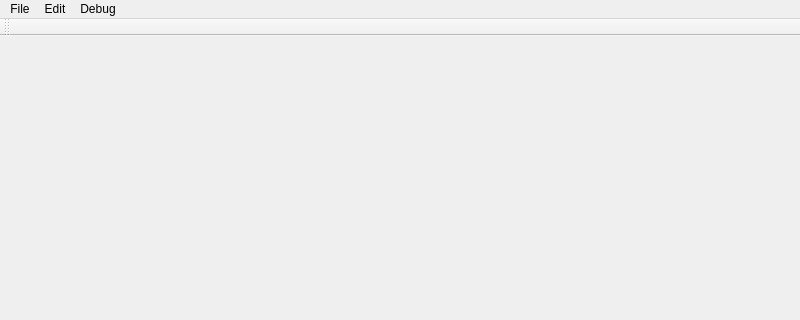
First picture: the form in rsldbgclnt/mainwindow.ui, repository Smitt64/RslDebugger, before the edit; both pictures show x 0 to 800 and y 0 to 320 of the 800 by 600 pixel window.
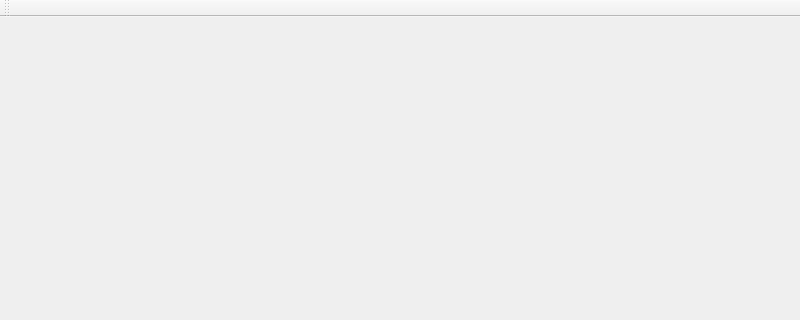
Second picture: the form after the edit.

Commit message: feat: debug protocol v3 with auth, session discovery and client mode

Diff of the .ui file:
```diff
--- a/rsldbgclnt/mainwindow.ui
+++ b/rsldbgclnt/mainwindow.ui
@@ -14,43 +14,6 @@
    <string>MainWindow</string>
   </property>
   <widget class="QWidget" name="centralwidget"/>
-  <widget class="QMenuBar" name="menubar">
-   <property name="geometry">
-    <rect>
-     <x>0</x>
-     <y>0</y>
-     <width>800</width>
-     <height>22</height>
-    </rect>
-   </property>
-   <widget class="QMenu" name="menuFile">
-    <property name="title">
-     <string>File</string>
-    </property>
-    <addaction name="actionExit"/>
-   </widget>
-   <widget class="QMenu" name="menuEdit">
-    <property name="title">
-     <string>Edit</string>
-    </property>
-    <addaction name="actionFind"/>
-    <addaction name="actionFindNext"/>
-   </widget>
-   <widget class="QMenu" name="menuDebug">
-    <property name="title">
-     <string>Debug</string>
-    </property>
-    <addaction name="actionResume"/>
-    <addaction name="actionStop"/>
-    <addaction name="separator"/>
-    <addaction name="actionStepInto"/>
-    <addaction name="actionStepOver"/>
-    <addaction name="actionStepOut"/>
-   </widget>
-   <addaction name="menuFile"/>
-   <addaction name="menuEdit"/>
-   <addaction name="menuDebug"/>
-  </widget>
   <widget class="QStatusBar" name="statusbar"/>
   <widget class="QToolBar" name="debugToolBar">
    <property name="windowTitle">
```
The commit also changes 45 other files.
